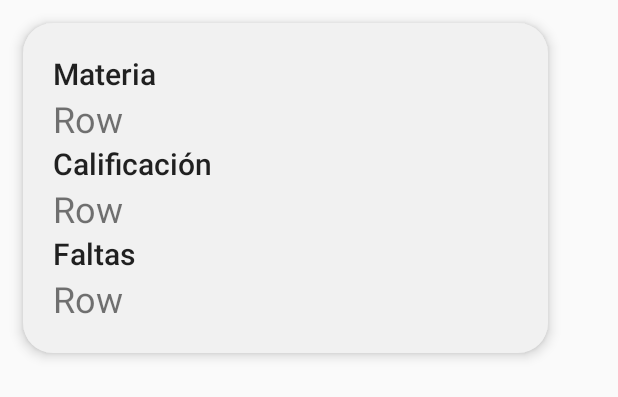
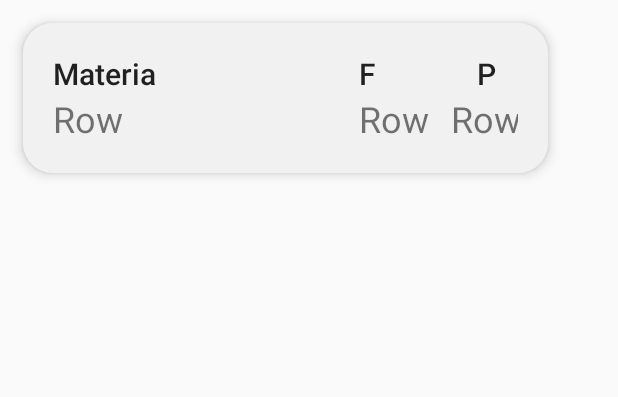
Before and after one commit to AndreaVaGa/IDG195-G7-Vazquez, an Android app: the layout boleta_row.xml on its own in the app's theme, with its tools: preview values and no code run, on a phone screen of 412 x 824 dp. Shown: the top 397 px of the screen. Run offline under Robolectric (Android 15) with nearby library versions, the phone set to English and light mode, and no system bars; network calls fail.

Commit message:
Mejoras Boleta Row

```diff
--- a/Micampus/app/src/main/res/layout/boleta_row.xml
+++ b/Micampus/app/src/main/res/layout/boleta_row.xml
@@ -8,7 +8,7 @@
 
     <TableLayout
         android:layout_width="350dp"
-        android:layout_height="220dp"
+        android:layout_height="100dp"
         android:background="@drawable/rec_shadow"
         android:layout_margin="17dp"
         android:padding="20dp"
@@ -16,12 +16,35 @@
         android:translationX="-2dp"
         android:translationY="-2dp"
         android:orientation="vertical">
+     <TableRow>
+         <TextView
+             android:layout_width="wrap_content"
+             android:layout_height="wrap_content"
+             android:text="Materia"
+             android:textAppearance="@style/TextAppearance.AppCompat.Title"
+             android:paddingRight="135dp"/>
 
          <TextView
              android:layout_width="wrap_content"
              android:layout_height="wrap_content"
-            android:text="Materia"
-            android:textAppearance="@style/TextAppearance.AppCompat.Title" />
+             android:paddingRight="50dp"
+             android:text="F"
+             android:textAlignment="center"
+             android:textAppearance="@style/TextAppearance.AppCompat.Title"
+             android:textSize="20dp" />
+
+         <TextView
+             android:layout_width="wrap_content"
+             android:layout_height="wrap_content"
+             android:text="P"
+             android:textAlignment="center"
+             android:textAppearance="@style/TextAppearance.AppCompat.Title"
+             android:textSize="20dp" />
+
+     </TableRow>
+
+
+        <TableRow>
 
         <TextView
             android:id="@+id/tv_txt_materia"
@@ -31,11 +54,11 @@
             android:textSize="24dp" />
 
             <TextView
+                android:id="@+id/tv_txt_faltas"
                 android:layout_width="wrap_content"
                 android:layout_height="wrap_content"
-            android:text="Calificación"
-            android:textAppearance="@style/TextAppearance.AppCompat.Title"
-            android:textSize="20dp" />
+                android:text="Row"
+                android:textSize="24dp" />
 
         <TextView
             android:id="@+id/tv_txt_calif"
@@ -44,20 +67,11 @@
             android:text="Row"
             android:textSize="24dp" />
 
-        <TextView
-            android:layout_width="wrap_content"
-            android:layout_height="wrap_content"
-            android:text="Faltas"
-            android:textAppearance="@style/TextAppearance.AppCompat.Title"
-            android:textSize="20dp" />
 
-        <TextView
-            android:id="@+id/tv_txt_faltas"
-            android:layout_width="wrap_content"
-            android:layout_height="wrap_content"
-            android:text="Row"
-            android:textSize="24dp" />
 
+
+
+        </TableRow>
     </TableLayout>
 
 </android.support.v7.widget.LinearLayoutCompat>
```
Lines whose indentation alone changed are shown as unchanged.
